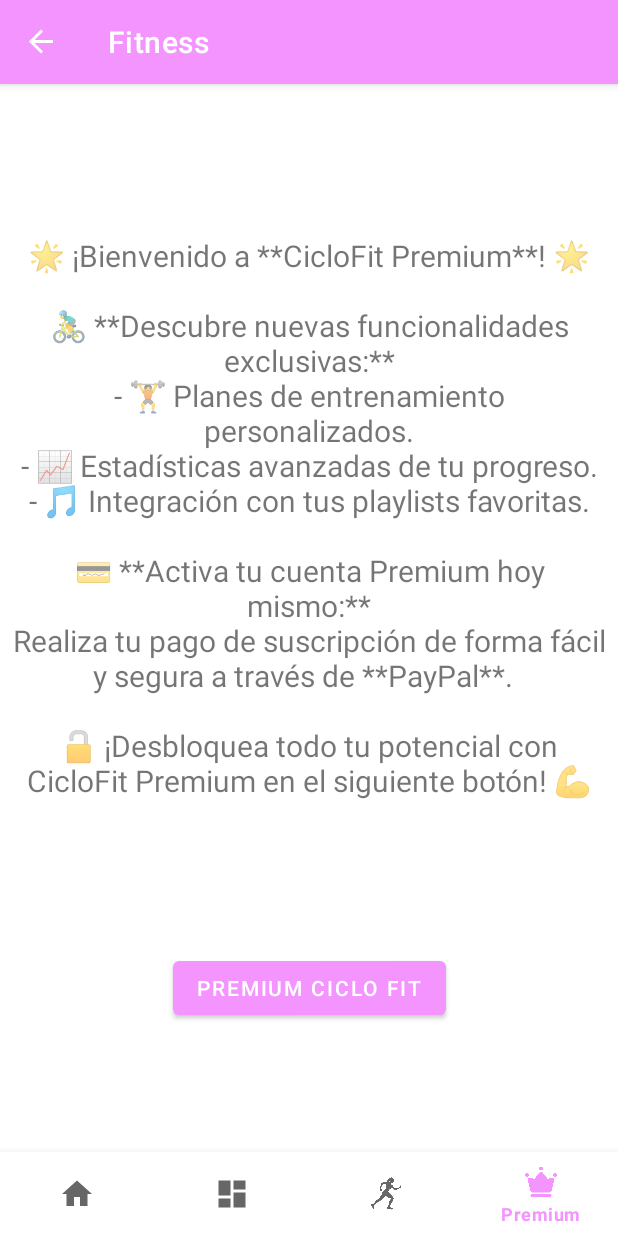
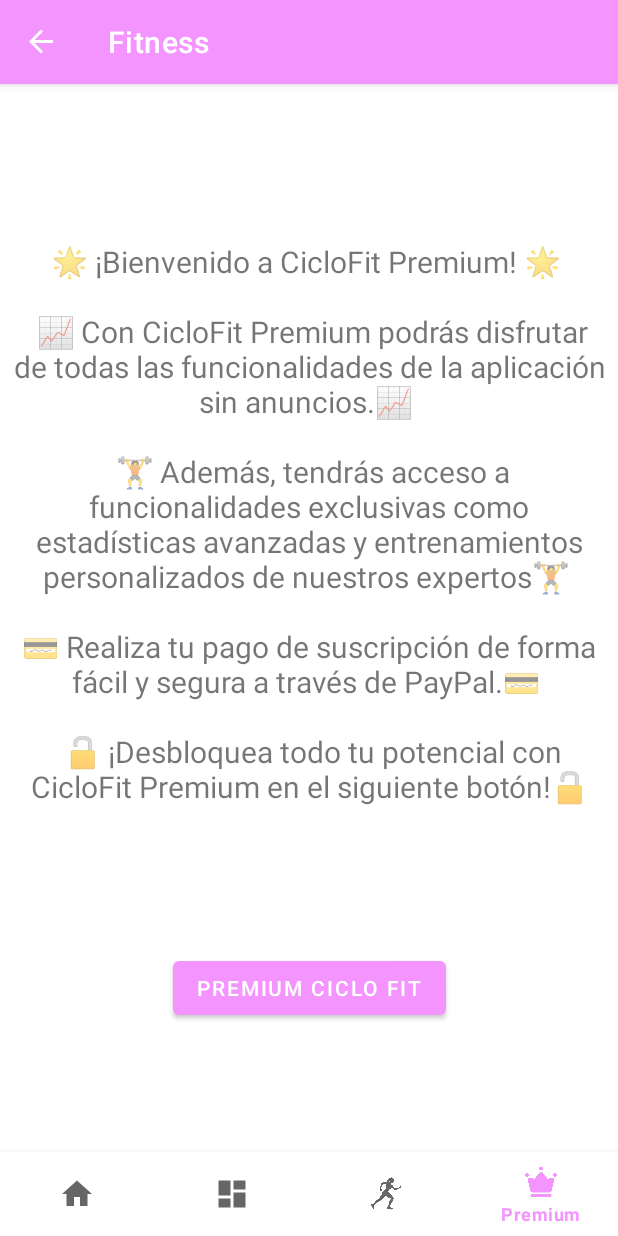
Before and after one commit to kiglesiasesteves/ProyectoDAM, an Android app built with Jetpack Compose: the PremiumFragment screen opened through its navigation route, on a phone screen of 412 x 824 dp. Run offline under Robolectric (Android 15) with nearby library versions, the phone set to English and light mode, and no system bars; our stand-ins replace data binding, livedata-compose, navigation-ui.

Commit message:
Añadimos botón y texto

```diff
--- a/app/src/main/java/com/example/menstruacionnavapp/ui/premium/PremiumFragment.kt
+++ b/app/src/main/java/com/example/menstruacionnavapp/ui/premium/PremiumFragment.kt
@@ -30,9 +30,7 @@ class PremiumFragment : Fragment() {
 
         val textView: TextView = binding.textPremium
         val button: Button = binding.buttonHome
-        premiumViewModel.text.observe(viewLifecycleOwner) {
-            textView.text = it
-        }
+
 
         button.setOnClickListener {
             premiumViewModel.onButtonClick()
--- a/app/src/main/java/com/example/menstruacionnavapp/ui/premium/PremiumViewModel.kt
+++ b/app/src/main/java/com/example/menstruacionnavapp/ui/premium/PremiumViewModel.kt
@@ -28,24 +28,9 @@ import androidx.lifecycle.ViewModel
 
 
 class PremiumViewModel : ViewModel() {
-    private val _text = MutableLiveData<String>().apply {
-        value = """
-            🌟 ¡Bienvenido a **CicloFit Premium**! 🌟
 
-            🚴‍♂️ **Descubre nuevas funcionalidades exclusivas:**
-            - 🏋️ Planes de entrenamiento personalizados.
-            - 📈 Estadísticas avanzadas de tu progreso.
-            - 🎵 Integración con tus playlists favoritas.
-
-            💳 **Activa tu cuenta Premium hoy mismo:**
-            Realiza tu pago de suscripción de forma fácil y segura a través de **PayPal**.
-
-            🔓 ¡Desbloquea todo tu potencial con CicloFit Premium en el siguiente botón! 💪
-        """.trimIndent()
-    }
-    val text: LiveData<String> = _text
 
     fun onButtonClick() {
-        _text.value = "Button clicked!"
+        val intent = Intent(Intent.ACTION_VIEW, Uri.parse("https://www.paypal.com"))
     }
 }
--- a/app/src/main/res/layout/fragment_premium.xml
+++ b/app/src/main/res/layout/fragment_premium.xml
@@ -33,6 +33,8 @@
             android:layout_marginStart="8dp"
             android:layout_marginTop="8dp"
             android:layout_marginEnd="8dp"
+            android:gravity="center"
+            android:text="@string/bienvenido_a_ciclofit_premium_n_n_con_ciclofit_premium_podr_s_disfrutar_de_todas_las_funcionalidades_de_la_aplicaci_n_sin_anuncios_n_n_adem_s_tendr_s_acceso_a_funcionalidades_exclusivas_como_estad_sticas_avanzadas_y_entrenamientos_personalizados_de_nuestros_expertos_n_n_realiza_tu_pago_de_suscripci_n_de_forma_f_cil_y_segura_a_trav_s_de_paypal_n_n_desbloquea_todo_tu_potencial_con_ciclofit_premium_en_el_siguiente_bot_n"
             android:textAlignment="center"
             android:textSize="20sp"
             app:layout_constraintBottom_toBottomOf="parent"
@@ -40,6 +42,6 @@
             app:layout_constraintHorizontal_bias="0.0"
             app:layout_constraintStart_toStartOf="parent"
             app:layout_constraintTop_toTopOf="parent"
-            app:layout_constraintVertical_bias="0.113" />
+            app:layout_constraintVertical_bias="0.125" />
     </androidx.constraintlayout.widget.ConstraintLayout>
 </layout>
--- a/app/src/main/res/values/strings.xml
+++ b/app/src/main/res/values/strings.xml
@@ -3,4 +3,5 @@
     <string name="title_home">Resumen</string>
     <string name="title_dashboard">Calendario</string>
     <string name="title_notifications">Fitness</string>
+    <string name="bienvenido_a_ciclofit_premium_n_n_con_ciclofit_premium_podr_s_disfrutar_de_todas_las_funcionalidades_de_la_aplicaci_n_sin_anuncios_n_n_adem_s_tendr_s_acceso_a_funcionalidades_exclusivas_como_estad_sticas_avanzadas_y_entrenamientos_personalizados_de_nuestros_expertos_n_n_realiza_tu_pago_de_suscripci_n_de_forma_f_cil_y_segura_a_trav_s_de_paypal_n_n_desbloquea_todo_tu_potencial_con_ciclofit_premium_en_el_siguiente_bot_n">🌟 ¡Bienvenido a CicloFit Premium! 🌟 \n\n 📈 Con CicloFit Premium podrás disfrutar de todas las funcionalidades de la aplicación sin anuncios.📈 \n\n 🏋️ Además, tendrás acceso a funcionalidades exclusivas como estadísticas avanzadas y entrenamientos personalizados de nuestros expertos🏋️ \n\n💳 Realiza tu pago de suscripción de forma fácil y segura a través de PayPal.💳 \n \n 🔓 ¡Desbloquea todo tu potencial con CicloFit Premium en el siguiente botón!🔓</string>
 </resources>
```
